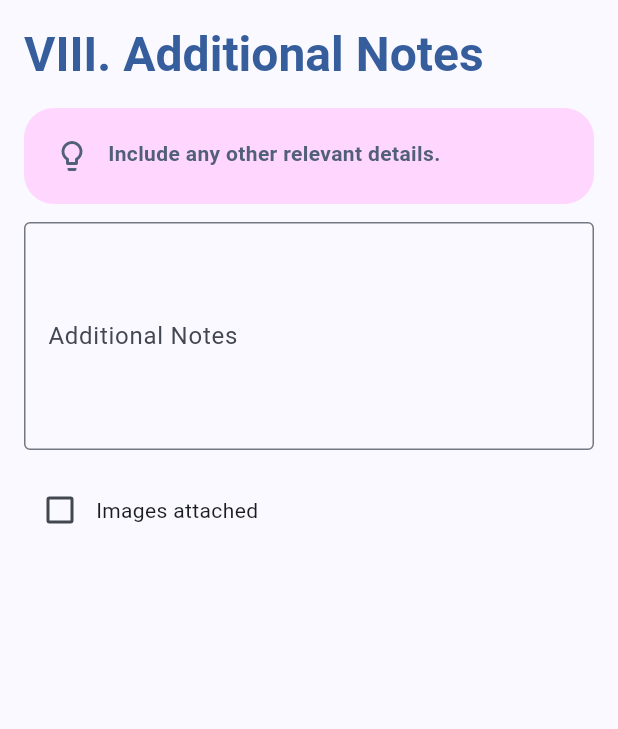
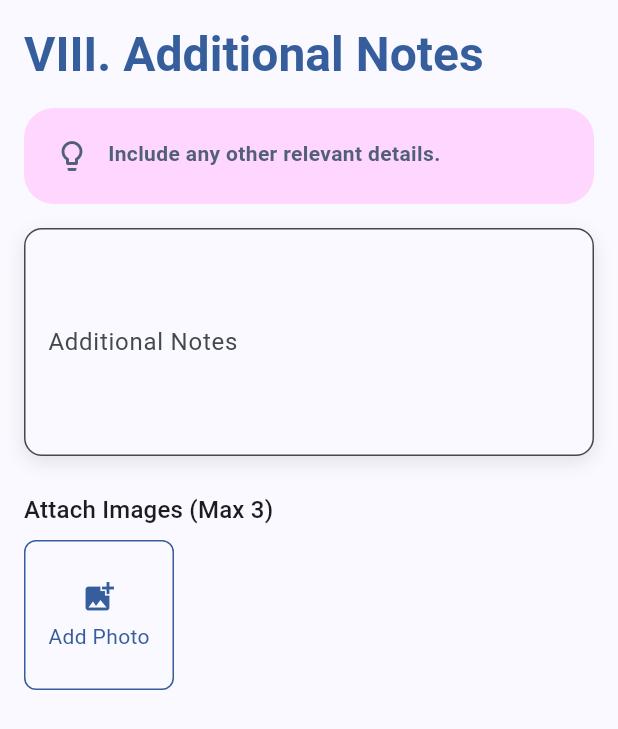
Before and after one commit to Let-cal/SitePlus-MB, a Flutter app: the AdditionalNotesSection widget shown alone on an empty page, opened directly with empty values, on a phone screen of 412 x 824 dp. Shown: the top 729 px of the screen. Run offline on Flutter 3.47's test engine with Material 3 defaults, Android fonts, the phone set to English and light mode, and no system bars; our stand-ins replace google_fonts, image_picker; Roboto replaces fonts that are missing (Acme, Actor).

Commit message:
report page UI/UX have done

```diff
--- a/lib/pages/ReportPage/components/additional_notes.dart
+++ b/lib/pages/ReportPage/components/additional_notes.dart
@@ -1,28 +1,152 @@
+import 'dart:io';
+
 import 'package:flutter/material.dart';
+import 'package:image_picker/image_picker.dart';
 import 'package:siteplus_mb/utils/ReportPage/info_card.dart';
 
-class AdditionalNotesSection extends StatelessWidget {
+class AdditionalNotesSection extends StatefulWidget {
   final Map<String, dynamic> reportData;
   final Function(void Function()) setState;
   final ThemeData theme;
+
   const AdditionalNotesSection({
-    Key? key,
+    super.key,
     required this.reportData,
     required this.setState,
     required this.theme,
-  }) : super(key: key);
+  });
+
+  @override
+  State<AdditionalNotesSection> createState() => _AdditionalNotesSectionState();
+}
+
+class _AdditionalNotesSectionState extends State<AdditionalNotesSection>
+    with SingleTickerProviderStateMixin {
+  late AnimationController _controller;
+  late Animation<double> _animation;
+  final ImagePicker _picker = ImagePicker();
+  List<XFile> _images = [];
+
+  @override
+  void initState() {
+    super.initState();
+    _controller = AnimationController(
+      duration: const Duration(milliseconds: 500),
+      vsync: this,
+    );
+    _animation = CurvedAnimation(parent: _controller, curve: Curves.easeInOut);
+    _controller.forward();
+  }
+
+  @override
+  void dispose() {
+    _controller.dispose();
+    super.dispose();
+  }
+
+  Future<void> _pickImage() async {
+    final List<XFile> selectedImages = await _picker.pickMultiImage();
+    if (selectedImages.isNotEmpty) {
+      setState(() {
+        _images.addAll(selectedImages);
+        if (_images.length > 3) _images = _images.sublist(0, 3);
+        widget.reportData['hasImages'] = true;
+      });
+      ScaffoldMessenger.of(context).showSnackBar(
+        SnackBar(
+          content: Text(
+            'Images added successfully!',
+            style: TextStyle(color: widget.theme.colorScheme.onPrimary),
+          ),
+          backgroundColor: widget.theme.colorScheme.primary,
+        ),
+      );
+    }
+  }
+
+  void _removeImage(int index) {
+    setState(() {
+      _images.removeAt(index);
+      if (_images.isEmpty) {
+        widget.reportData['hasImages'] = false;
+      }
+    });
+  }
+
+  Widget _buildImageCard(XFile? image, int index) {
+    return Container(
+      width: 100,
+      height: 100,
+      margin: EdgeInsets.only(right: 8),
+      decoration: BoxDecoration(
+        borderRadius: BorderRadius.circular(8),
+        border: Border.all(
+          color: widget.theme.colorScheme.primary,
+          width: 1,
+          style: BorderStyle.solid,
+        ),
+      ),
+      child: Stack(
+        fit: StackFit.expand,
+        children: [
+          if (image != null)
+            ClipRRect(
+              borderRadius: BorderRadius.circular(7),
+              child: Image.file(File(image.path), fit: BoxFit.cover),
+            )
+          else
+            Column(
+              mainAxisAlignment: MainAxisAlignment.center,
+              children: [
+                Icon(
+                  Icons.add_photo_alternate,
+                  color: widget.theme.colorScheme.primary,
+                ),
+                SizedBox(height: 4),
+                Text(
+                  'Add Photo',
+                  style: TextStyle(color: widget.theme.colorScheme.primary),
+                ),
+              ],
+            ),
+          if (image != null)
+            Positioned(
+              top: 4,
+              right: 4,
+              child: GestureDetector(
+                onTap: () => _removeImage(index),
+                child: Container(
+                  padding: EdgeInsets.all(2),
+                  decoration: BoxDecoration(
+                    color: widget.theme.colorScheme.error,
+                    shape: BoxShape.circle,
+                  ),
+                  child: Icon(
+                    Icons.close,
+                    size: 16,
+                    color: widget.theme.colorScheme.onError,
+                  ),
+                ),
+              ),
+            ),
+        ],
+      ),
+    );
+  }
 
   @override
   Widget build(BuildContext context) {
     return SingleChildScrollView(
       padding: EdgeInsets.all(16.0),
+      child: FadeTransition(
+        opacity: _animation,
         child: Column(
           crossAxisAlignment: CrossAxisAlignment.start,
           children: [
             Text(
               'VIII. Additional Notes',
-            style: theme.textTheme.headlineLarge?.copyWith(
-              color: theme.colorScheme.primary,
+              style: widget.theme.textTheme.headlineLarge?.copyWith(
+                color: widget.theme.colorScheme.primary,
                 fontWeight: FontWeight.bold,
               ),
             ),
@@ -35,30 +159,59 @@ class AdditionalNotesSection extends StatelessWidget {
               borderRadius: 20.0,
               padding: EdgeInsets.all(20.0),
             ),
-          SizedBox(height: 12.0),
-          TextFormField(
+            SizedBox(height: 16),
+            AnimatedContainer(
+              duration: Duration(milliseconds: 300),
+              decoration: BoxDecoration(
+                borderRadius: BorderRadius.circular(12),
+                boxShadow: [
+                  BoxShadow(
+                    color: widget.theme.colorScheme.shadow.withAlpha(26),
+                    blurRadius: 10,
+                    offset: Offset(0, 4),
+                  ),
+                ],
+              ),
+              child: TextFormField(
                 decoration: InputDecoration(
                   labelText: 'Additional Notes',
-              border: OutlineInputBorder(),
+
+                  border: OutlineInputBorder(
+                    borderRadius: BorderRadius.circular(12.0),
+                  ),
+                  filled: true,
+                  fillColor: widget.theme.colorScheme.surfaceVariant,
                 ),
                 maxLines: 5,
-            onSaved: (value) => reportData['additionalNotes'] = value,
+                onSaved:
+                    (value) => widget.reportData['additionalNotes'] = value,
               ),
-          SizedBox(height: 16),
-          Row(
-            children: [
-              Checkbox(
-                value: reportData['hasImages'],
-                onChanged: (value) {
-                  setState(() {
-                    reportData['hasImages'] = value;
-                  });
+            ),
+            SizedBox(height: 24),
+            Text(
+              'Attach Images (Max 3)',
+              style: widget.theme.textTheme.titleMedium,
+            ),
+            SizedBox(height: 8),
+            Container(
+              height: 100,
+              child: ListView.builder(
+                scrollDirection: Axis.horizontal,
+                itemCount: _images.length < 3 ? _images.length + 1 : 3,
+                itemBuilder: (context, index) {
+                  if (index < _images.length) {
+                    return _buildImageCard(_images[index], index);
+                  } else {
+                    return GestureDetector(
+                      onTap: _pickImage,
+                      child: _buildImageCard(null, index),
+                    );
+                  }
                 },
               ),
-              Text('Images attached'),
+            ),
           ],
         ),
-        ],
       ),
     );
   }
--- a/pubspec.yaml
+++ b/pubspec.yaml
@@ -36,6 +36,7 @@ dependencies:
   cupertino_icons: ^1.0.8
   google_fonts: ^6.1.0
   logging: ^1.1.0
+  image_picker: ^0.8.7+5
 
 dev_dependencies:
   flutter_test:
```
Lines whose indentation alone changed are shown as unchanged.
